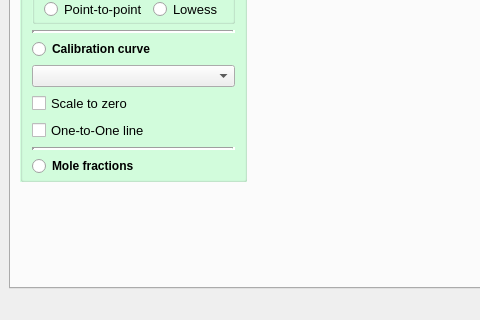
Before: the Qt Designer form fe3_panel.ui in duttong/itxbin, drawn with Qt 5; both pictures show x 0 to 480 and y 504 to 824 of the 1200 by 824 pixel window.
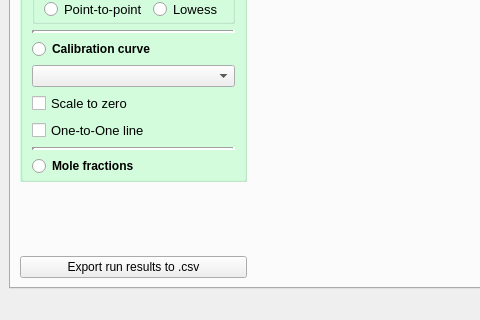
After: the same form once the commit is applied. Custom widgets are drawn as their Qt base class.

Commit message: added export button

Diff of the .ui file:
```diff
--- a/fe3_panel.ui
+++ b/fe3_panel.ui
@@ -462,6 +462,13 @@
             </property>
            </spacer>
           </item>
+          <item>
+           <widget class="QPushButton" name="button_exportcsv">
+            <property name="text">
+             <string>Export run results to .csv</string>
+            </property>
+           </widget>
+          </item>
          </layout>
         </item>
         <item>
```
The commit also changes 3 other files.
